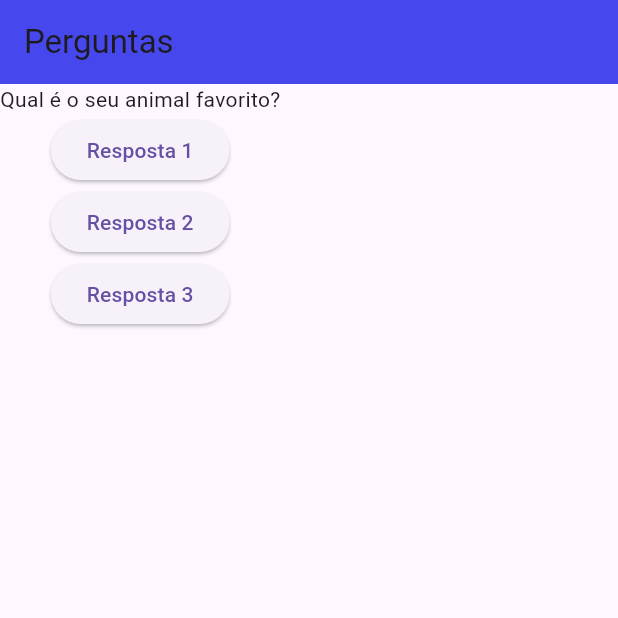
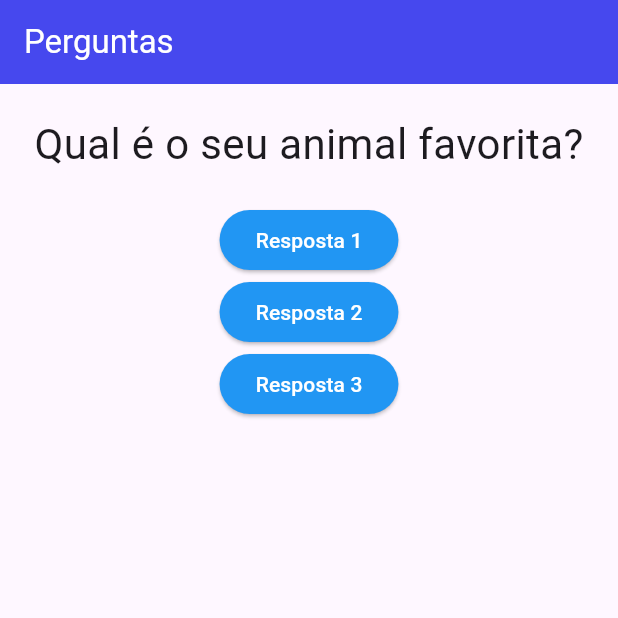
Before and after one commit to ezequielbrilhantedev/App-Perguntas, a Flutter app: the screen it shows after launch, after a tap on "Resposta 1", on a phone screen of 412 x 824 dp, the top half of it. Run offline on Flutter 3.47's test engine with Material 3 defaults, Android fonts, the phone set to English and light mode, and no system bars.

Commit message:
criando componente Resposta e usando Map

```diff
--- a/lib/main.dart
+++ b/lib/main.dart
@@ -1,6 +1,7 @@
 import 'package:flutter/material.dart';
 
 import './questao.dart';
+import './resposta.dart';
 
 main() {
   runApp(PerguntaApp());
@@ -13,37 +14,59 @@ class _PerguntaAppState extends State<PerguntaApp> {
     setState(() {
       _perguntaSelecionada++;
     });
-    print(_perguntaSelecionada);
   }
 
   @override
   Widget build(BuildContext context) {
     final perguntas = [
-      'Qual é a sua cor favorita?',
-      'Qual é o seu animal favorito?'
+      {
+        'texto': 'Qual é a sua cor favorita?',
+        'repostas': ['Preto', 'Vermelho', 'Branco', 'Azul']
+      },
+      {
+        'texto': 'Qual é o seu animal favorita?',
+        'repostas': ['Cachorro', 'Gato', 'Leão', 'Tigre']
+      },
+      {
+        'texto': 'Qual é sua linguagem de programação favorita?',
+        'repostas': ['JavaScript', 'Dart', 'Python', 'Java']
+      },
     ];
+
+    // final respostas = [
+    //   {'text': 'Resposta 1'},
+    //   {'text': 'Resposta 2'},
+    //   {'text': 'Resposta 3'},
+    // ];
 
     return MaterialApp(
         home: Scaffold(
             appBar: AppBar(
               title: const Text(
                 'Perguntas',
+                textAlign: TextAlign.center,
+                style: TextStyle(
+                  color: Colors.white,
+                ),
               ),
               backgroundColor: const Color.fromRGBO(69, 71, 238, 0.992),
             ),
             body: Column(
               children: <Widget>[
-                Questao(perguntas[_perguntaSelecionada]),
-                ElevatedButton(
-                    onPressed: _responder, child: Text('Resposta 1')),
-                ElevatedButton(
-                    onPressed: _responder, child: Text('Resposta 2')),
-                ElevatedButton(onPressed: _responder, child: Text('Resposta 3'))
+                Questao(perguntas[_perguntaSelecionada]['texto'].toString()),
+                Resposta('Resposta 1', _responder),
+                Resposta('Resposta 2', _responder),
+                Resposta('Resposta 3', _responder),
               ],
             )));
   }
 }
 
+/*
+for (String textoResp in perguntas[_perguntaSelecionada].cast()['respostas']) {
+      respostas.add(Resposta(textoResp, _responder));
+    }
+*/
 class PerguntaApp extends StatefulWidget {
   @override
   createState() {
--- a/lib/questao.dart
+++ b/lib/questao.dart
@@ -7,6 +7,16 @@ class Questao extends StatelessWidget {
 
   @override
   Widget build(BuildContext context) {
-    return Text(texto);
+    return Container(
+      width: double.infinity,
+      margin: EdgeInsets.all(20),
+      child: Text(
+        texto,
+        textAlign: TextAlign.center,
+        style: TextStyle(
+          fontSize: 28,
+        ),
+      ),
+    );
   }
 }
--- /dev/null
+++ b/lib/resposta.dart
@@ -0,0 +1,18 @@
+import 'package:flutter/material.dart';
+
+class Resposta extends StatelessWidget {
+  final String texto;
+  final void Function() onSelected;
+
+  Resposta(this.texto, this.onSelected);
+
+  @override
+  Widget build(BuildContext context) {
+    return ElevatedButton(
+      onPressed: onSelected,
+      style: ElevatedButton.styleFrom(
+          backgroundColor: Colors.blue, foregroundColor: Colors.white),
+      child: Text(texto),
+    );
+  }
+}
```
